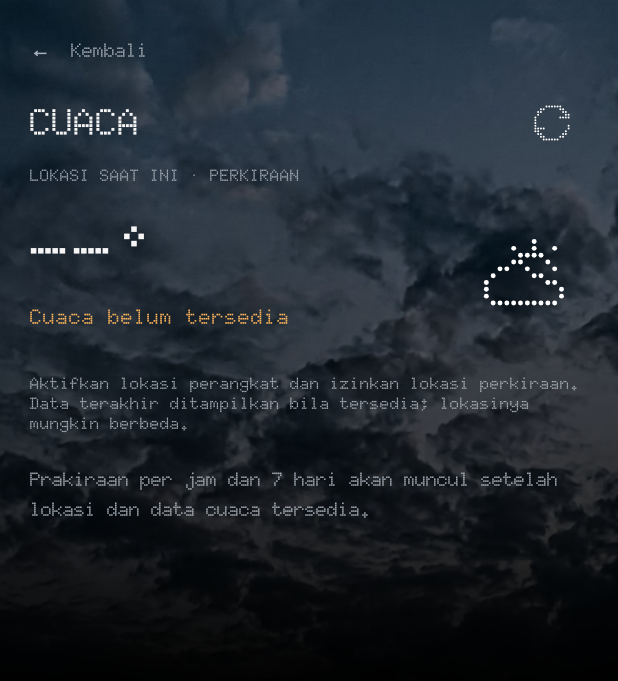
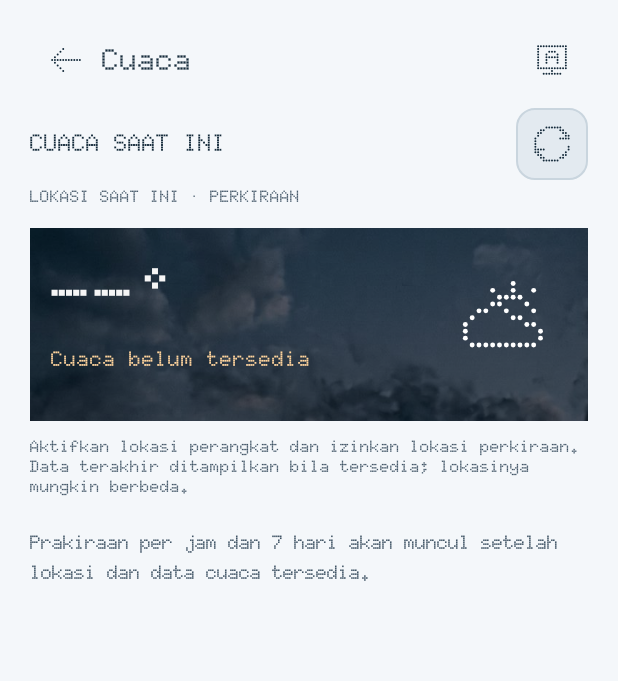
Before and after one commit to thiscistco/GT30PROLauncher, an Android app: the WeatherActivity screen opened directly, with no data from a screen before it, on a phone screen of 412 x 824 dp. Shown: the top 681 px of the screen. Run offline under Robolectric (Android 15) with nearby library versions, the phone set to English and light mode, and no system bars.

Commit message:
Unify built-in app design with calendar
Co-authored-by: arena-agent <297053741+arena-agent@users.noreply.github.com>

```diff
--- a/app/src/main/java/com/gt30pro/launcher/AppGridAdapter.java
+++ b/app/src/main/java/com/gt30pro/launcher/AppGridAdapter.java
@@ -23,6 +23,8 @@ public class AppGridAdapter extends BaseAdapter implements Filterable {
     private final List<AppInfo> all = new ArrayList<>();
     private List<AppInfo> shown = new ArrayList<>();
     private final ItemFilter itemFilter = new ItemFilter();
+    private int textColor = 0xFFFFFFFF;
+    public void setTextColor(int color) { textColor = color; notifyDataSetChanged(); }
 
     public AppGridAdapter(Context context) {
         inflater = LayoutInflater.from(context);
@@ -58,6 +60,7 @@ public class AppGridAdapter extends BaseAdapter implements Filterable {
         ((ImageView) view.findViewById(R.id.icon)).setImageDrawable(info.icon);
         TextView label = view.findViewById(R.id.label);
         label.setTypeface(doto);
+        label.setTextColor(textColor);
         label.setText(info.label);
         return view;
     }
--- /dev/null
+++ b/app/src/main/java/com/gt30pro/launcher/AppUi.java
@@ -0,0 +1,93 @@
+package com.gt30pro.launcher;
+
+import android.app.Activity;
+import android.app.AlertDialog;
+import android.content.Context;
+import android.content.res.Configuration;
+import android.graphics.Color;
+import android.graphics.Typeface;
+import android.graphics.drawable.GradientDrawable;
+import android.view.Gravity;
+import android.view.View;
+import android.widget.ImageButton;
+import android.widget.ImageView;
+import android.widget.LinearLayout;
+import android.widget.PopupWindow;
+import android.widget.TextView;
+
+/** Shared visual language for launcher-owned applications, based on Calendar. */
+final class AppUi {
+    final boolean dark;
+    final int canvas, card, ink, muted, control, border, selected, selectedText, event;
+    final String choice;
+    AppUi(Context context) {
+        choice = context.getSharedPreferences("calendar_appearance", Context.MODE_PRIVATE).getString("theme", "system");
+        dark = "dark".equals(choice) || (!"light".equals(choice) &&
+                (context.getResources().getConfiguration().uiMode & Configuration.UI_MODE_NIGHT_MASK) == Configuration.UI_MODE_NIGHT_YES);
+        canvas = dark ? 0xFF101820 : 0xFFF4F7FA;
+        card = dark ? 0xFF19252F : Color.WHITE;
+        ink = dark ? 0xFFF5F8FA : 0xFF142A3A;
+        muted = dark ? 0xFFC7D3DD : 0xFF405465;
+        control = dark ? 0xFF2A3B49 : 0xFFE3EAF0;
+        border = dark ? 0xFF516776 : 0xFFC9D5DE;
+        selected = dark ? 0xFFDCE8F0 : 0xFF304355;
+        selectedText = dark ? 0xFF172A38 : Color.WHITE;
+        event = dark ? 0xFF263743 : 0xFFE5ECF2;
+    }
+    int dp(Context c, int n) { return Math.round(n*c.getResources().getDisplayMetrics().density); }
+    GradientDrawable surface(Context c, int color) {
+        GradientDrawable d = new GradientDrawable(); d.setColor(color); d.setCornerRadius(dp(c,12)); d.setStroke(dp(c,1),border); return d;
+    }
+    void window(Activity activity) {
+        activity.getWindow().setStatusBarColor(canvas); activity.getWindow().setNavigationBarColor(canvas);
+        activity.getWindow().getDecorView().setSystemUiVisibility(dark ? 0 : View.SYSTEM_UI_FLAG_LIGHT_STATUS_BAR | View.SYSTEM_UI_FLAG_LIGHT_NAVIGATION_BAR);
+    }
+    AlertDialog.Builder dialog(Activity a) {
+        return new AlertDialog.Builder(a, dark ? android.R.style.Theme_Material_Dialog_Alert : android.R.style.Theme_Material_Light_Dialog_Alert) {
+            @Override public AlertDialog show() {
+                AlertDialog dialog = create();
+                dialog.setOnShowListener(ignored -> {
+                    Typeface font=Typeface.createFromAsset(a.getAssets(), "fonts/Doto.ttf");
+                    TextView message=dialog.findViewById(android.R.id.message); if (message != null) message.setTypeface(font);
+                    int titleId=a.getResources().getIdentifier("alertTitle","id","android");
+                    View title=titleId == 0 ? null : dialog.findViewById(titleId); if (title instanceof TextView) ((TextView)title).setTypeface(font);
+                    for (int which : new int[]{AlertDialog.BUTTON_POSITIVE,AlertDialog.BUTTON_NEGATIVE,AlertDialog.BUTTON_NEUTRAL}) {
+                        TextView button=dialog.getButton(which); if (button != null) button.setTypeface(font);
+                    }
+                    android.widget.ListView list=dialog.getListView();
+                    if (list != null) list.post(() -> { for (int i=0;i<list.getChildCount();i++) { View row=list.getChildAt(i); if (row instanceof TextView) ((TextView)row).setTypeface(font); } });
+                });
+                dialog.show(); return dialog;
+            }
+        };
+    }
+    private int themeIcon(String value) { return "dark".equals(value) ? R.drawable.ic_calendar_theme_dark : "light".equals(value) ? R.drawable.ic_calendar_theme_light : R.drawable.ic_calendar_theme_system; }
+    private ImageButton icon(Activity a, int resource, String description) {
+        ImageButton button = new ImageButton(a); button.setImageResource(resource); button.setColorFilter(ink);
+        button.setScaleType(ImageView.ScaleType.FIT_CENTER); button.setPadding(dp(a,12),dp(a,12),dp(a,12),dp(a,12));
+        button.setBackgroundColor(Color.TRANSPARENT); button.setContentDescription(description); button.setTooltipText(description); return button;
+    }
+    LinearLayout header(Activity a, Typeface font, String title) {
+        LinearLayout row = new LinearLayout(a); row.setGravity(Gravity.CENTER_VERTICAL);
+        ImageButton back=icon(a,R.drawable.ic_calendar_back,"Kembali"); back.setOnClickListener(v -> a.finish());
+        row.addView(back,new LinearLayout.LayoutParams(dp(a,48),dp(a,48)));
+        TextView label=new TextView(a); label.setText(title); label.setTextSize(20); label.setTextColor(ink);
+        label.setTypeface(font); label.setFontVariationSettings("'wght' 800"); label.setSingleLine(true); label.setEllipsize(android.text.TextUtils.TruncateAt.END);
+        row.addView(label,new LinearLayout.LayoutParams(0,-2,1));
+        ImageButton theme=icon(a,themeIcon(choice),"Tema aplikasi: " + ("dark".equals(choice) ? "Gelap" : "light".equals(choice) ? "Terang" : "Ikuti perangkat"));
+        row.addView(theme,new LinearLayout.LayoutParams(dp(a,48),dp(a,48)));
+        theme.setOnClickListener(v -> {
+            LinearLayout choices=new LinearLayout(a); choices.setGravity(Gravity.CENTER); choices.setPadding(dp(a,4),dp(a,4),dp(a,4),dp(a,4));
+            PopupWindow popup=new PopupWindow(choices,-2,-2,true); popup.setBackgroundDrawable(surface(a,card)); popup.setOutsideTouchable(true); popup.setElevation(dp(a,6));
+            for (String value : new String[]{"system","light","dark"}) {
+                boolean active=value.equals(choice); String name="system".equals(value)?"Ikuti perangkat":"light".equals(value)?"Terang":"Gelap";
+                ImageButton option=icon(a,themeIcon(value),"Tema " + name + (active ? ", dipilih" : ""));
+                option.setColorFilter(active?selectedText:ink); option.setBackground(surface(a,active?selected:control)); option.setSelected(active);
+                LinearLayout.LayoutParams size=new LinearLayout.LayoutParams(dp(a,48),dp(a,48)); size.setMargins(dp(a,2),0,dp(a,2),0); choices.addView(option,size);
+                option.setOnClickListener(w -> { popup.dismiss(); if (!value.equals(choice)) { a.getSharedPreferences("calendar_appearance",Context.MODE_PRIVATE).edit().putString("theme",value).apply(); a.recreate(); } });
+            }
+            popup.showAsDropDown(theme,0,0,Gravity.END);
+        });
+        return row;
+    }
+}
--- a/app/src/main/java/com/gt30pro/launcher/WeatherActivity.java
+++ b/app/src/main/java/com/gt30pro/launcher/WeatherActivity.java
@@ -1,6 +1,5 @@
 package com.gt30pro.launcher;
 
-import android.graphics.Color;
 import android.graphics.Typeface;
 import android.os.Bundle;
 import android.view.Gravity;
@@ -18,7 +17,8 @@ import java.util.Locale;
 
 /** Location-based forecast page, using the same Doto and dark style as the launcher. */
 public class WeatherActivity extends SwipeBackActivity {
-    private static final int WHITE = 0xFFF5F5F5, MUTED = 0xFFABB3BC, AMBER = 0xFFFFB65C;
+    private int WHITE, MUTED, AMBER;
+    private AppUi ui;
     private Typeface doto;
     private LinearLayout page, details;
     private TextView status, temperature, condition, observed, location;
@@ -28,37 +28,36 @@ public class WeatherActivity extends SwipeBackActivity {
 
     @Override protected void onCreate(Bundle state) {
         super.onCreate(state);
-        getWindow().setStatusBarColor(Color.BLACK); getWindow().setNavigationBarColor(Color.BLACK);
+        ui = new AppUi(this); WHITE=ui.ink; MUTED=ui.muted; AMBER=ui.ink; ui.window(this);
         doto = Typeface.createFromAsset(getAssets(), "fonts/Doto.ttf");
-        ScrollView scroll = new ScrollView(this); scroll.setBackgroundColor(Color.BLACK); scroll.setFillViewport(true);
+        ScrollView scroll = new ScrollView(this); scroll.setBackgroundColor(ui.canvas); scroll.setFillViewport(true);
         page = new LinearLayout(this); page.setOrientation(LinearLayout.VERTICAL); page.setPadding(dp(20),dp(16),dp(20),dp(28));
-        page.setBackground(new WeatherSkyDrawable(this));
         scroll.addView(page, new ScrollView.LayoutParams(-1,-2));
         page.setOnApplyWindowInsetsListener((v, insets) -> {
             v.setPadding(dp(20), dp(16)+insets.getSystemWindowInsetTop(), dp(20), dp(28)+insets.getSystemWindowInsetBottom()); return insets;
         });
         setContentView(scroll);
-        TextView back = text("←  Kembali", 13, MUTED); back.setPadding(0,dp(8),0,dp(8)); back.setOnClickListener(v -> finish()); page.addView(back);
+        page.addView(ui.header(this, doto, "Cuaca"));
         LinearLayout header = new LinearLayout(this); header.setGravity(Gravity.CENTER_VERTICAL); add(page,header,0,8,0,0);
-        TextView title = text("CUACA", 25, WHITE); header.addView(title,new LinearLayout.LayoutParams(0,-2,1));
+        TextView title = text("CUACA SAAT INI", 16, WHITE); header.addView(title,new LinearLayout.LayoutParams(0,-2,1));
         ImageButton refresh = new ImageButton(this); refresh.setImageResource(R.drawable.ic_weather_refresh);
         refresh.setScaleType(android.widget.ImageView.ScaleType.FIT_CENTER); refresh.setPadding(dp(12),dp(12),dp(12),dp(12));
-        refresh.setBackgroundColor(Color.TRANSPARENT); refresh.setContentDescription("Aktifkan / perbarui cuaca");
+        refresh.setBackground(ui.surface(this, ui.control)); refresh.setColorFilter(ui.ink); refresh.setContentDescription("Aktifkan / perbarui cuaca");
         refresh.setOnClickListener(v -> weather.requestFromUser()); header.addView(refresh,new LinearLayout.LayoutParams(dp(48),dp(48)));
         location = text("LOKASI SAAT INI · PERKIRAAN", 11, MUTED); add(page,location,0,4,0,0);
-        LinearLayout top = new LinearLayout(this); top.setGravity(Gravity.CENTER_VERTICAL); add(page,top,0,14,0,0);
+        LinearLayout top = new LinearLayout(this); top.setGravity(Gravity.CENTER_VERTICAL); top.setPadding(dp(14),dp(14),dp(14),dp(14)); top.setBackground(new WeatherSkyDrawable(this)); top.setClipToOutline(true); add(page,top,0,14,0,0);
         LinearLayout summary = new LinearLayout(this); summary.setOrientation(LinearLayout.VERTICAL);
         top.addView(summary,new LinearLayout.LayoutParams(0,-2,1));
-        temperature=text("--°",48,WHITE); summary.addView(temperature);
-        condition=text("Cuaca belum tersedia",14,AMBER); add(summary,condition,0,4,0,0);
-        observed=text("",10,MUTED); add(summary,observed,0,5,0,0);
+        temperature=text("--°",48,0xFFF5F5F5); summary.addView(temperature);
+        condition=text("Cuaca belum tersedia",14,0xFFFFD49D); add(summary,condition,0,4,0,0);
+        observed=text("",10,0xFFE5ECF2); add(summary,observed,0,5,0,0);
         hero=new WeatherView(this,false); top.addView(hero,new LinearLayout.LayoutParams(dp(90),dp(90)));
         status=text("Aktifkan lokasi untuk memuat cuaca.",11,MUTED); add(page,status,0,10,0,0);
         details = new LinearLayout(this); details.setOrientation(LinearLayout.VERTICAL); add(page,details,0,22,0,0);
         weather = new WeatherController(this, hero); weather.setDetailsListener(this::render);
         render(null, "Ketuk ikon di sebelah judul untuk mengaktifkan lokasi.", null);
     }
-    @Override protected void onResume() { super.onResume(); if (weather != null) weather.resume(); }
+    @Override protected void onResume() { super.onResume(); AppUi current=new AppUi(this); if (ui.dark != current.dark || !ui.choice.equals(current.choice)) { recreate(); return; } if (weather != null) weather.resume(); }
     @Override protected void onPause() { if (weather != null) weather.pause(); super.onPause(); }
     @Override public void onRequestPermissionsResult(int code, String[] permissions, int[] results) { super.onRequestPermissionsResult(code, permissions, results); if (weather != null) weather.permissionResult(code); }
 
@@ -80,7 +79,7 @@ public class WeatherActivity extends SwipeBackActivity {
         int start=findHour(times,current.optString("time", ""));
         if (start < 0) add(details,text("Data per jam belum tersedia.",12,MUTED),0,12,0,0);
         else {
-            HorizontalScrollView hscroll=new HorizontalScrollView(this); hscroll.setHorizontalScrollBarEnabled(false);
+            HorizontalScrollView hscroll=new HorizontalScrollView(this); hscroll.setHorizontalScrollBarEnabled(false); hscroll.setBackground(ui.surface(this,ui.card)); hscroll.setPadding(dp(4),dp(8),dp(4),dp(8));
             LinearLayout row=new LinearLayout(this); row.setOrientation(LinearLayout.HORIZONTAL); hscroll.addView(row);
             for (int i=start;i<Math.min(start+24,times.length());i++) {
                 LinearLayout column=new LinearLayout(this); column.setGravity(Gravity.CENTER); column.setOrientation(LinearLayout.VERTICAL);
@@ -98,7 +97,7 @@ public class WeatherActivity extends SwipeBackActivity {
         JSONObject daily=data.optJSONObject("daily"); JSONArray days=daily==null?null:daily.optJSONArray("time");
         if (days == null || days.length()==0) add(details,text("Data harian belum tersedia.",12,MUTED),0,12,0,0);
         else for(int i=0;i<Math.min(days.length(),7);i++) {
-            LinearLayout row=new LinearLayout(this);row.setGravity(Gravity.CENTER_VERTICAL);add(details,row,0,6,0,0);
+            LinearLayout row=new LinearLayout(this);row.setGravity(Gravity.CENTER_VERTICAL);row.setPadding(dp(8),0,dp(8),0);row.setBackground(ui.surface(this,ui.card));add(details,row,0,6,0,0);
             TextView date=text(dayOf(days.optString(i,""),i),13,WHITE);row.addView(date,new LinearLayout.LayoutParams(0,dp(42),1));date.setGravity(Gravity.CENTER_VERTICAL);
             row.addView(smallIcon(arrayInt(daily,"weather_code",i,-1),true),new LinearLayout.LayoutParams(dp(42),dp(42)));
             TextView rain=text(arrayNumber(daily,"precipitation_probability_max",i,"%"),11,MUTED);rain.setGravity(Gravity.CENTER);row.addView(rain,new LinearLayout.LayoutParams(dp(50),dp(42)));
@@ -119,7 +118,7 @@ public class WeatherActivity extends SwipeBackActivity {
         for(int i=0;i<times.length();i++) { String t=times.optString(i,""); if(t.length()>=13 && t.substring(0,13).compareTo(hour)>=0) return i; }
         return -1;
     }
-    private WeatherView smallIcon(int code, boolean day) { WeatherView icon=new WeatherView(this,false); icon.setWeather(code,day,null,"");icon.setClickable(false);icon.setFocusable(false);return icon; }
+    private WeatherView smallIcon(int code, boolean day) { WeatherView icon=new WeatherView(this,false); icon.setIconColor(ui.ink); icon.setWeather(code,day,null,"");icon.setClickable(false);icon.setFocusable(false);return icon; }
     private void heading(String value) { TextView v=text(value,14,AMBER);add(details,v,0,24,0,0); }
     private void detailRow(String key,String value) { LinearLayout row=new LinearLayout(this);row.setGravity(Gravity.CENTER_VERTICAL);add(details,row,0,10,0,0);TextView label=text(key,11,MUTED);row.addView(label,new LinearLayout.LayoutParams(0,-2,1));row.addView(text(value,13,WHITE)); }
     private static String number(JSONObject o,String key,String suffix) { if(o==null||o.isNull(key))return "--"; double n=o.optDouble(key,Double.NaN);return Double.isFinite(n)?Math.round(n)+suffix:"--"; }
@@ -129,7 +128,7 @@ public class WeatherActivity extends SwipeBackActivity {
     private static String hourOf(String time) { return time != null && time.length()>=16 ? time.substring(11,16) : "--:--"; }
     private static String readableTime(String t) { return t != null && t.length()>=16 ? t.substring(0,10)+" "+t.substring(11,16) : "--"; }
     private static String dayOf(String value,int index) { try { return index==0?"Hari ini":LocalDate.parse(value).format(DateTimeFormatter.ofPattern("EEE, d MMM",new Locale("id","ID"))); } catch(Exception ex){return "--";} }
-    private TextView text(String value,int size,int color) { TextView t=new TextView(this);t.setTypeface(doto);t.setFontVariationSettings("'wght' 700");t.setText(value);t.setTextSize(size);t.setTextColor(color);return t; }
+    private TextView text(String value,int size,int color) { TextView t=new TextView(this);t.setTypeface(doto);t.setFontVariationSettings("'wght' 800");t.setText(value);t.setTextSize(size);t.setTextColor(color);return t; }
     private void add(LinearLayout parent, View child,int l,int t,int r,int b) { LinearLayout.LayoutParams p=new LinearLayout.LayoutParams(-1,-2);p.setMargins(dp(l),dp(t),dp(r),dp(b));parent.addView(child,p); }
     private int dp(int n) { return Math.round(n*getResources().getDisplayMetrics().density); }
 }
--- a/app/src/main/java/com/gt30pro/launcher/WeatherView.java
+++ b/app/src/main/java/com/gt30pro/launcher/WeatherView.java
@@ -31,6 +31,7 @@ final class WeatherView extends View {
     void setLightGlass(boolean light) {
         if (home) { color = light ? 0xFF993800 : 0xFFFF9D2F; invalidate(); }
     }
+    void setIconColor(int value) { if (!home) { color=value; invalidate(); } }
     void setOpensDetails(boolean value) { opensDetails = value; }
     // Use the root's physical CSS-pixel scale so the 5px gap adjustment matches preview.
     void setHomeCssPixel(float value) {
@@ -53,7 +54,7 @@ final class WeatherView extends View {
         float x0 = (getWidth() - 13f*s) / 2f;
         float y0 = (getHeight() - (home ? 22f : 13f)*s) / 2f;
         paint.setColor(color); paint.setStyle(Paint.Style.FILL);
-        paint.setShadowLayer(.65f*s, 0, 0, color == Color.WHITE ? 0 : (color == 0xFF993800 ? 0x44893000 : 0x99FF6919));
+        paint.setShadowLayer(.65f*s, 0, 0, !home || color == Color.WHITE ? 0 : (color == 0xFF993800 ? 0x44893000 : 0x99FF6919));
         String[] rows = WeatherIcons.forCode(code, day);
         for (int y = 0; y < 13; y++) for (int x = 0; x < 13; x++) {
             if (rows[y].charAt(x) == '#') canvas.drawCircle(x0+(x+.5f)*s, y0+(y+.5f)*s, .36f*s, paint);
```
Also changed, not shown: app/src/main/java/com/gt30pro/launcher/AppDrawerActivity.java (+18 -7 lines), app/src/main/java/com/gt30pro/launcher/CalendarActivity.java (+14 -17 lines), app/src/main/java/com/gt30pro/launcher/ClockActivity.java (+43 -26 lines), app/src/main/java/com/gt30pro/launcher/SuperAppActivity.java (+11 -8 lines), app/src/main/java/com/gt30pro/launcher/WeatherController.java (+3 -4 lines), 9 other files.
